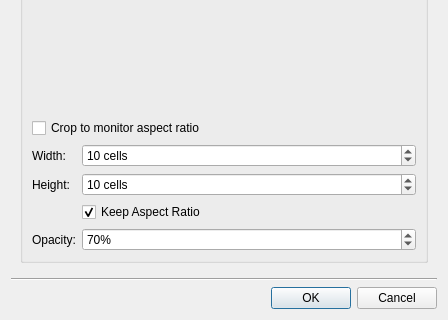
Qt form client/libclient/src/ui/dialogs/resource_properties/layout_settings_dialog.ui (networkoptix/nx_open) before a commit; both pictures show x 0 to 448 and y 233 to 553 of the 448 by 553 pixel window.
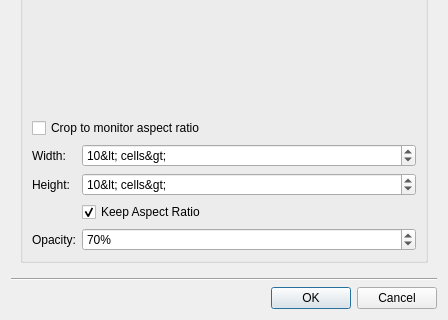
The same form after that commit. Custom widgets are drawn as their Qt base class.

```diff
--- a/client/libclient/src/ui/dialogs/resource_properties/layout_settings_dialog.ui
+++ b/client/libclient/src/ui/dialogs/resource_properties/layout_settings_dialog.ui
@@ -197,7 +197,7 @@
               <enum>QAbstractSpinBox::CorrectToNearestValue</enum>
              </property>
              <property name="suffix">
-              <string> cells</string>
+              <string notr="true">&lt; cells&gt;</string>
              </property>
              <property name="minimum">
               <number>1</number>
@@ -226,7 +226,7 @@
               <enum>QAbstractSpinBox::CorrectToNearestValue</enum>
              </property>
              <property name="suffix">
-              <string> cells</string>
+              <string notr="true">&lt; cells&gt;</string>
              </property>
              <property name="minimum">
               <number>1</number>
```
